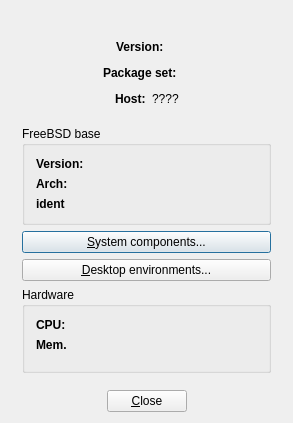
trueos/pcbsd, file src-qt4/about-gui/mainwindow.ui: the form before one commit.
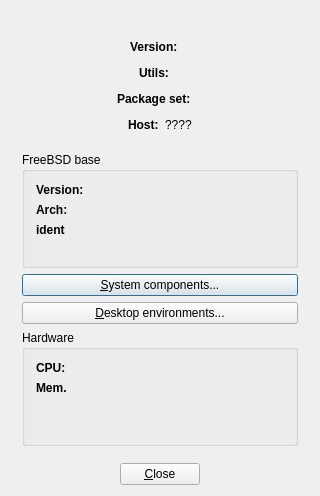
The form after the commit. Icons and pictures are not drawn.

Commit message: Add a new PCBSDVERSION #define, which will be set to the current PC-BSD specific version number we are creating. This number may differ from the FreeBSD base version when we roll updated ISOs or quarterly package updates. I.E. 10.0.1

```diff
--- a/src-qt4/about-gui/mainwindow.ui
+++ b/src-qt4/about-gui/mainwindow.ui
@@ -6,8 +6,8 @@
    <rect>
     <x>0</x>
     <y>0</y>
-    <width>293</width>
-    <height>423</height>
+    <width>320</width>
+    <height>496</height>
    </rect>
   </property>
   <property name="windowTitle">
@@ -17,8 +17,8 @@
    <iconset resource="about-gui.qrc">
     <normaloff>:/about.png</normaloff>:/about.png</iconset>
   </property>
-  <layout class="QVBoxLayout" name="verticalLayout">
-   <item>
+  <layout class="QGridLayout" name="gridLayout_2">
+   <item row="0" column="0" colspan="2">
     <layout class="QHBoxLayout" name="horizontalLayout_7">
      <item>
       <spacer name="horizontalSpacer_11">
@@ -67,7 +67,7 @@
      </item>
     </layout>
    </item>
-   <item>
+   <item row="1" column="0" rowspan="2" colspan="2">
     <layout class="QHBoxLayout" name="horizontalLayout_2">
      <item>
       <spacer name="horizontalSpacer_3">
@@ -121,64 +121,7 @@
      </item>
     </layout>
    </item>
-   <item>
-    <layout class="QHBoxLayout" name="horizontalLayout_8">
-     <item>
-      <spacer name="horizontalSpacer_13">
-       <property name="orientation">
-        <enum>Qt::Horizontal</enum>
-       </property>
-       <property name="sizeHint" stdset="0">
-        <size>
-         <width>40</width>
-         <height>20</height>
-        </size>
-       </property>
-      </spacer>
-     </item>
-     <item>
-      <widget class="QLabel" name="label_7">
-       <property name="font">
-        <font>
-         <weight>75</weight>
-         <bold>true</bold>
-         <underline>false</underline>
-        </font>
-       </property>
-       <property name="text">
-        <string>Package set:</string>
-       </property>
-      </widget>
-     </item>
-     <item>
-      <widget class="QLabel" name="PkgSetLabel">
-       <property name="font">
-        <font>
-         <weight>50</weight>
-         <bold>false</bold>
-        </font>
-       </property>
-       <property name="text">
-        <string/>
-       </property>
-      </widget>
-     </item>
-     <item>
-      <spacer name="horizontalSpacer_14">
-       <property name="orientation">
-        <enum>Qt::Horizontal</enum>
-       </property>
-       <property name="sizeHint" stdset="0">
-        <size>
-         <width>40</width>
-         <height>20</height>
-        </size>
-       </property>
-      </spacer>
-     </item>
-    </layout>
-   </item>
-   <item>
+   <item row="5" column="0" colspan="2">
     <layout class="QHBoxLayout" name="horizontalLayout_4">
      <item>
       <spacer name="horizontalSpacer_7">
@@ -231,7 +174,7 @@
      </item>
     </layout>
    </item>
-   <item>
+   <item row="6" column="0" colspan="2">
     <widget class="QStackedWidget" name="MainStack">
      <property name="currentIndex">
       <number>0</number>
@@ -616,7 +559,64 @@
      </widget>
     </widget>
    </item>
-   <item>
+   <item row="4" column="0" colspan="2">
+    <layout class="QHBoxLayout" name="horizontalLayout_8">
+     <item>
+      <spacer name="horizontalSpacer_13">
+       <property name="orientation">
+        <enum>Qt::Horizontal</enum>
+       </property>
+       <property name="sizeHint" stdset="0">
+        <size>
+         <width>40</width>
+         <height>20</height>
+        </size>
+       </property>
+      </spacer>
+     </item>
+     <item>
+      <widget class="QLabel" name="label_7">
+       <property name="font">
+        <font>
+         <weight>75</weight>
+         <bold>true</bold>
+         <underline>false</underline>
+        </font>
+       </property>
+       <property name="text">
+        <string>Package set:</string>
+       </property>
+      </widget>
+     </item>
+     <item>
+      <widget class="QLabel" name="PkgSetLabel">
+       <property name="font">
+        <font>
+         <weight>50</weight>
+         <bold>false</bold>
+        </font>
+       </property>
+       <property name="text">
+        <string/>
+       </property>
+      </widget>
+     </item>
+     <item>
+      <spacer name="horizontalSpacer_14">
+       <property name="orientation">
+        <enum>Qt::Horizontal</enum>
+       </property>
+       <property name="sizeHint" stdset="0">
+        <size>
+         <width>40</width>
+         <height>20</height>
+        </size>
+       </property>
+      </spacer>
+     </item>
+    </layout>
+   </item>
+   <item row="7" column="0" colspan="2">
     <layout class="QHBoxLayout" name="horizontalLayout_5">
      <item>
       <spacer name="horizontalSpacer_9">
@@ -653,6 +653,60 @@
      </item>
     </layout>
    </item>
+   <item row="3" column="0" colspan="2">
+    <layout class="QGridLayout" name="gridLayout">
+     <item row="0" column="0">
+      <spacer name="horizontalSpacer_16">
+       <property name="orientation">
+        <enum>Qt::Horizontal</enum>
+       </property>
+       <property name="sizeHint" stdset="0">
+        <size>
+         <width>40</width>
+         <height>20</height>
+        </size>
+       </property>
+      </spacer>
+     </item>
+     <item row="0" column="1">
+      <widget class="QLabel" name="label_9">
+       <property name="font">
+        <font>
+         <weight>75</weight>
+         <bold>true</bold>
+         <underline>false</underline>
+        </font>
+       </property>
+       <property name="text">
+        <string>Utils:</string>
+       </property>
+      </widget>
+     </item>
+     <item row="0" column="2">
+      <widget class="QLabel" name="UtilsLabel">
+       <property name="text">
+        <string>&lt;Unknown&gt;</string>
+       </property>
+       <property name="textInteractionFlags">
+        <set>Qt::LinksAccessibleByMouse|Qt::TextSelectableByKeyboard|Qt::TextSelectableByMouse</set>
+       </property>
+      </widget>
+     </item>
+     <item row="0" column="3">
+      <spacer name="horizontalSpacer_17">
+       <property name="orientation">
+        <enum>Qt::Horizontal</enum>
+       </property>
+       <property name="sizeHint" stdset="0">
+        <size>
+         <width>40</width>
+         <height>20</height>
+        </size>
+       </property>
+      </spacer>
+     </item>
+    </layout>
+   </item>
   </layout>
  </widget>
  <layoutdefault spacing="6" margin="11"/>
```
The commit also changes 4 other files.
